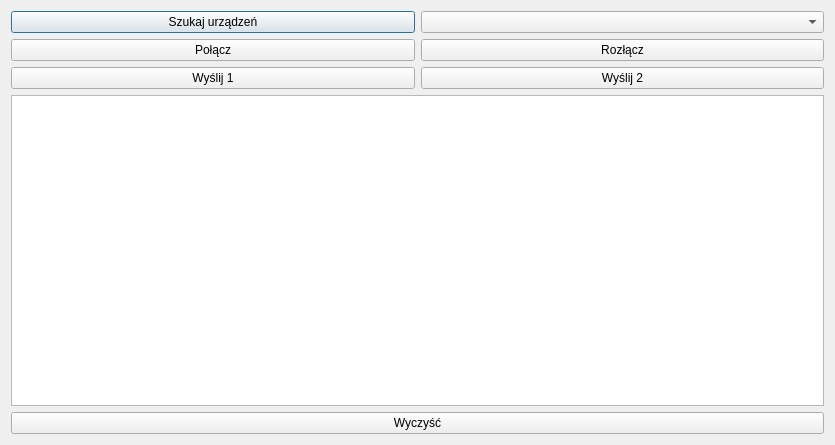
AdamKrzykala/Balancing-robot-STM32-Qt5-App, file BBot/ui/communicationwindow.ui: the form before one commit.
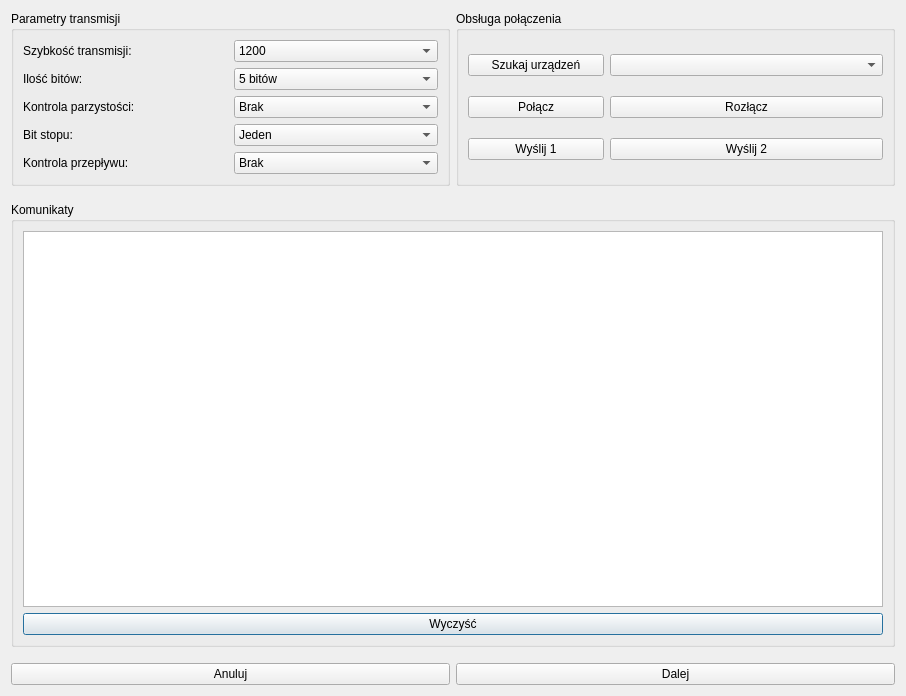
The form after the commit.

What changed in the file:
```diff
--- a/BBot/ui/communicationwindow.ui
+++ b/BBot/ui/communicationwindow.ui
@@ -6,61 +6,344 @@
    <rect>
     <x>0</x>
     <y>0</y>
-    <width>835</width>
-    <height>445</height>
+    <width>906</width>
+    <height>696</height>
    </rect>
   </property>
   <property name="windowTitle">
    <string>Dialog</string>
   </property>
-  <layout class="QGridLayout" name="gridLayout">
+  <layout class="QGridLayout" name="gridLayout_4">
+   <item row="1" column="0" colspan="2">
+    <spacer name="verticalSpacer">
+     <property name="orientation">
+      <enum>Qt::Vertical</enum>
+     </property>
+     <property name="sizeType">
+      <enum>QSizePolicy::Preferred</enum>
+     </property>
+     <property name="sizeHint" stdset="0">
+      <size>
+       <width>20</width>
+       <height>10</height>
+      </size>
+     </property>
+    </spacer>
+   </item>
+   <item row="2" column="0" colspan="2">
+    <widget class="QGroupBox" name="groupBox_2">
+     <property name="title">
+      <string>Komunikaty</string>
+     </property>
+     <layout class="QGridLayout" name="gridLayout_2">
+      <item row="0" column="0">
+       <widget class="QTextBrowser" name="textBrowser_Logs"/>
+      </item>
+      <item row="1" column="0">
+       <widget class="QPushButton" name="pushButton_Clear">
+        <property name="text">
+         <string>Wyczyść</string>
+        </property>
+       </widget>
+      </item>
+     </layout>
+    </widget>
+   </item>
+   <item row="4" column="1">
+    <widget class="QPushButton" name="pushButton_Continue">
+     <property name="text">
+      <string>Dalej</string>
+     </property>
+    </widget>
+   </item>
    <item row="0" column="0">
-    <widget class="QPushButton" name="pushButton_Search">
-     <property name="text">
-      <string>Szukaj urządzeń</string>
+    <widget class="QGroupBox" name="groupBox">
+     <property name="title">
+      <string>Parametry transmisji</string>
      </property>
+     <layout class="QGridLayout" name="gridLayout">
+      <item row="0" column="0">
+       <layout class="QHBoxLayout" name="horizontalLayout">
+        <item>
+         <widget class="QLabel" name="label">
+          <property name="text">
+           <string>Szybkość transmisji:</string>
+          </property>
+         </widget>
+        </item>
+        <item>
+         <widget class="QComboBox" name="comboBox_Baud">
+          <item>
+           <property name="text">
+            <string>1200</string>
+           </property>
+          </item>
+          <item>
+           <property name="text">
+            <string>4800</string>
+           </property>
+          </item>
+          <item>
+           <property name="text">
+            <string>9600</string>
+           </property>
+          </item>
+          <item>
+           <property name="text">
+            <string>19200</string>
+           </property>
+          </item>
+          <item>
+           <property name="text">
+            <string>38400</string>
+           </property>
+          </item>
+          <item>
+           <property name="text">
+            <string>57600</string>
+           </property>
+          </item>
+          <item>
+           <property name="text">
+            <string>115200</string>
+           </property>
+          </item>
+          <item>
+           <property name="text">
+            <string>Nieznane</string>
+           </property>
+          </item>
+         </widget>
+        </item>
+       </layout>
+      </item>
+      <item row="1" column="0">
+       <layout class="QHBoxLayout" name="horizontalLayout_2">
+        <item>
+         <widget class="QLabel" name="label_2">
+          <property name="text">
+           <string>Ilość bitów:</string>
+          </property>
+         </widget>
+        </item>
+        <item>
+         <widget class="QComboBox" name="comboBox_Bits">
+          <item>
+           <property name="text">
+            <string>5 bitów</string>
+           </property>
+          </item>
+          <item>
+           <property name="text">
+            <string>6 bitów</string>
+           </property>
+          </item>
+          <item>
+           <property name="text">
+            <string>7 bitów</string>
+           </property>
+          </item>
+          <item>
+           <property name="text">
+            <string>8 bitów</string>
+           </property>
+          </item>
+          <item>
+           <property name="text">
+            <string>Nieznane</string>
+           </property>
+          </item>
+         </widget>
+        </item>
+       </layout>
+      </item>
+      <item row="2" column="0">
+       <layout class="QHBoxLayout" name="horizontalLayout_3">
+        <item>
+         <widget class="QLabel" name="label_3">
+          <property name="text">
+           <string>Kontrola parzystości:</string>
+          </property>
+         </widget>
+        </item>
+        <item>
+         <widget class="QComboBox" name="comboBox_Parity">
+          <item>
+           <property name="text">
+            <string>Brak</string>
+           </property>
+          </item>
+          <item>
+           <property name="text">
+            <string>Pozytywna</string>
+           </property>
+          </item>
+          <item>
+           <property name="text">
+            <string>Negatywna</string>
+           </property>
+          </item>
+          <item>
+           <property name="text">
+            <string>Bit parzystości zawsze 1</string>
+           </property>
+          </item>
+          <item>
+           <property name="text">
+            <string>Bit parzystości zawsze 0</string>
+           </property>
+          </item>
+          <item>
+           <property name="text">
+            <string>Nieznane</string>
+           </property>
+          </item>
+         </widget>
+        </item>
+       </layout>
+      </item>
+      <item row="3" column="0">
+       <layout class="QHBoxLayout" name="horizontalLayout_4">
+        <item>
+         <widget class="QLabel" name="label_4">
+          <property name="text">
+           <string>Bit stopu:</string>
+          </property>
+         </widget>
+        </item>
+        <item>
+         <widget class="QComboBox" name="comboBox_Stop">
+          <item>
+           <property name="text">
+            <string>Jeden</string>
+           </property>
+          </item>
+          <item>
+           <property name="text">
+            <string>Dwa</string>
+           </property>
+          </item>
+          <item>
+           <property name="text">
+            <string>Półtora</string>
+           </property>
+          </item>
+          <item>
+           <property name="text">
+            <string>Nieznane</string>
+           </property>
+          </item>
+         </widget>
+        </item>
+       </layout>
+      </item>
+      <item row="4" column="0">
+       <layout class="QHBoxLayout" name="horizontalLayout_5">
+        <item>
+         <widget class="QLabel" name="label_5">
+          <property name="text">
+           <string>Kontrola przepływu:</string>
+          </property>
+         </widget>
+        </item>
+        <item>
+         <widget class="QComboBox" name="comboBox_Control">
+          <item>
+           <property name="text">
+            <string>Brak</string>
+           </property>
+          </item>
+          <item>
+           <property name="text">
+            <string>Sprzętowa</string>
+           </property>
+          </item>
+          <item>
+           <property name="text">
+            <string>Programowa</string>
+           </property>
+          </item>
+          <item>
+           <property name="text">
+            <string>Nieznane</string>
+           </property>
+          </item>
+         </widget>
+        </item>
+       </layout>
+      </item>
+     </layout>
     </widget>
    </item>
    <item row="0" column="1">
-    <widget class="QComboBox" name="comboBox_Devices"/>
+    <widget class="QGroupBox" name="groupBox_3">
+     <property name="title">
+      <string>Obsługa połączenia</string>
+     </property>
+     <layout class="QGridLayout" name="gridLayout_3">
+      <item row="1" column="0">
+       <widget class="QPushButton" name="pushButton_Connect">
+        <property name="text">
+         <string>Połącz</string>
+        </property>
+       </widget>
+      </item>
+      <item row="1" column="1" colspan="2">
+       <widget class="QPushButton" name="pushButton_Disconnect">
+        <property name="text">
+         <string>Rozłącz</string>
+        </property>
+       </widget>
+      </item>
+      <item row="2" column="0">
+       <widget class="QPushButton" name="pushButton_Send1">
+        <property name="text">
+         <string>Wyślij 1</string>
+        </property>
+       </widget>
+      </item>
+      <item row="2" column="1" colspan="2">
+       <widget class="QPushButton" name="pushButton_Send2">
+        <property name="text">
+         <string>Wyślij 2</string>
+        </property>
+       </widget>
+      </item>
+      <item row="0" column="0">
+       <widget class="QPushButton" name="pushButton_Search">
+        <property name="text">
+         <string>Szukaj urządzeń</string>
+        </property>
+       </widget>
+      </item>
+      <item row="0" column="1" colspan="2">
+       <widget class="QComboBox" name="comboBox_Devices"/>
+      </item>
+     </layout>
+    </widget>
+   </item>
+   <item row="4" column="0">
+    <widget class="QPushButton" name="pushButton_Cancel">
+     <property name="text">
+      <string>Anuluj</string>
+     </property>
+    </widget>
    </item>
    <item row="3" column="0" colspan="2">
-    <widget class="QTextBrowser" name="textBrowser_Logs"/>
-   </item>
-   <item row="1" column="1">
-    <widget class="QPushButton" name="pushButton_Disconnect">
-     <property name="text">
-      <string>Rozłącz</string>
+    <spacer name="verticalSpacer_2">
+     <property name="orientation">
+      <enum>Qt::Vertical</enum>
      </property>
-    </widget>
-   </item>
-   <item row="1" column="0">
-    <widget class="QPushButton" name="pushButton_Connect">
-     <property name="text">
-      <string>Połącz</string>
+     <property name="sizeType">
+      <enum>QSizePolicy::Preferred</enum>
      </property>
-    </widget>
-   </item>
-   <item row="2" column="1">
-    <widget class="QPushButton" name="pushButton_Send2">
-     <property name="text">
-      <string>Wyślij 2</string>
+     <property name="sizeHint" stdset="0">
+      <size>
+       <width>20</width>
+       <height>10</height>
+      </size>
      </property>
-    </widget>
-   </item>
-   <item row="2" column="0">
-    <widget class="QPushButton" name="pushButton_Send1">
-     <property name="text">
-      <string>Wyślij 1</string>
-     </property>
-    </widget>
-   </item>
-   <item row="4" column="0" colspan="2">
-    <widget class="QPushButton" name="pushButton_Clear">
-     <property name="text">
-      <string>Wyczyść</string>
-     </property>
-    </widget>
+    </spacer>
    </item>
   </layout>
  </widget>
```
Left out of the diff: 2 changed lines with no effect on the pictures.
